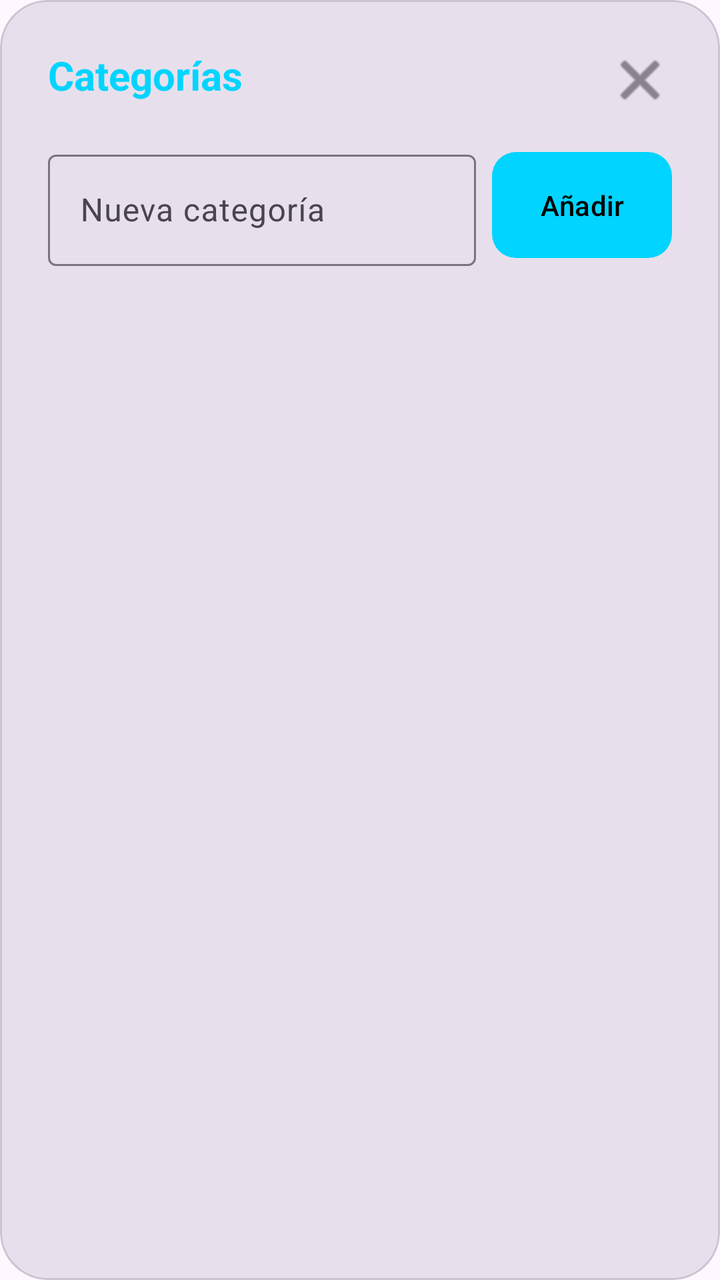
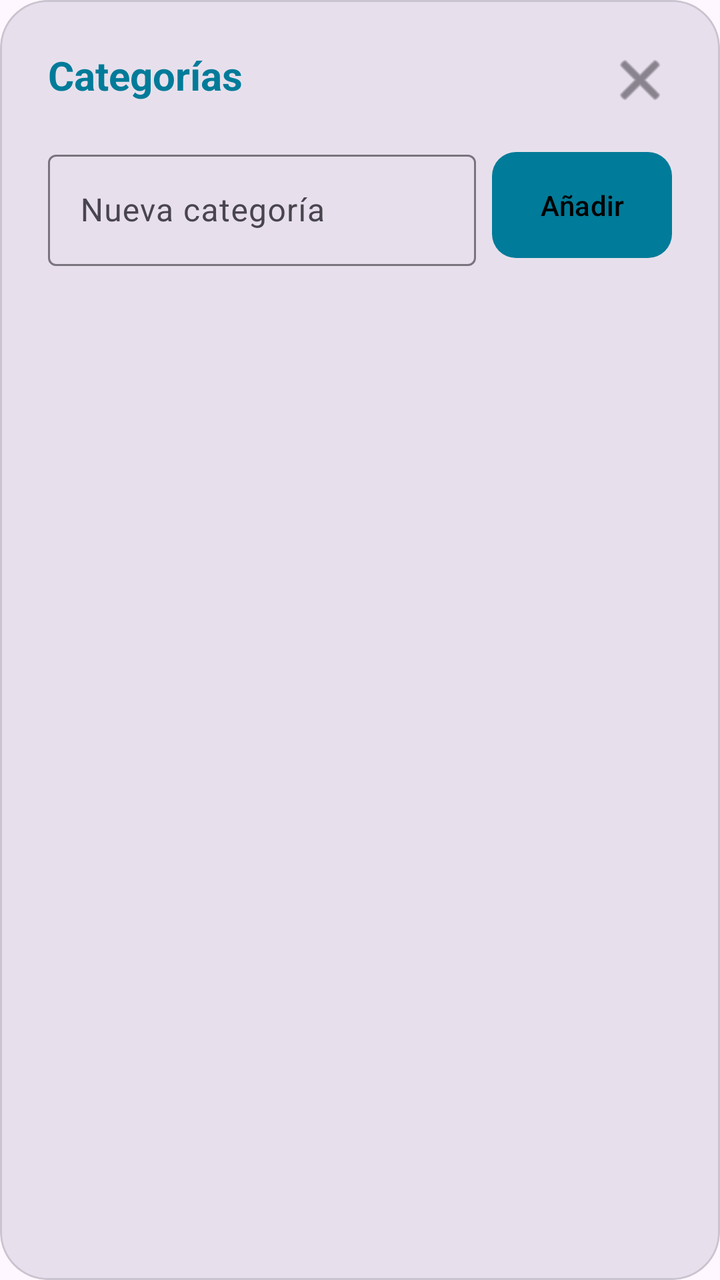

An Android layout rendered at two revisions. The XML below is the earlier revision; the diff shows what the commit changed to produce the second picture.
<!-- AndroidManifest.xml: application theme Theme.StudiOS -->
<!-- res/layout/finanzas_dialogo_categorias.xml -->
<?xml version="1.0" encoding="utf-8"?>
<layout xmlns:android="http://schemas.android.com/apk/res/android"
    xmlns:app="http://schemas.android.com/apk/res-auto">
    <com.google.android.material.card.MaterialCardView
        android:layout_width="match_parent"
        android:layout_height="wrap_content"
        app:cardBackgroundColor="?attr/colorSurfaceVariant"
        app:cardCornerRadius="24dp">

        <LinearLayout
            android:layout_width="match_parent"
            android:layout_height="wrap_content"
            android:orientation="vertical"
            android:padding="24dp">

            <androidx.constraintlayout.widget.ConstraintLayout
                android:layout_width="match_parent"
                android:layout_height="wrap_content"
                android:layout_marginBottom="16dp">

                <TextView
                    android:layout_width="wrap_content"
                    android:layout_height="wrap_content"
                    android:text="Categorías"
                    android:textColor="@color/studios_cyan"
                    android:textSize="20sp"
                    android:textStyle="bold"
                    app:layout_constraintStart_toStartOf="parent"
                    app:layout_constraintTop_toTopOf="parent" />

                <ImageButton
                    android:id="@+id/btnCerrarCategorias"
                    android:layout_width="32dp"
                    android:layout_height="32dp"
                    android:background="?attr/selectableItemBackgroundBorderless"
                    android:src="@android:drawable/ic_menu_close_clear_cancel"
                    app:layout_constraintEnd_toEndOf="parent"
                    app:layout_constraintTop_toTopOf="parent"
                    app:tint="?attr/colorOnSurfaceVariant" />
            </androidx.constraintlayout.widget.ConstraintLayout>

            <LinearLayout
                android:layout_width="match_parent"
                android:layout_height="wrap_content"
                android:orientation="horizontal"
                android:layout_marginBottom="16dp">

                <com.google.android.material.textfield.TextInputLayout
                    style="@style/Widget.Material3.TextInputLayout.OutlinedBox"
                    android:layout_width="0dp"
                    android:layout_height="wrap_content"
                    android:layout_weight="1"
                    android:hint="Nueva categoría"
                    android:layout_marginEnd="8dp">
                    <com.google.android.material.textfield.TextInputEditText
                        android:id="@+id/etNuevaCategoria"
                        android:layout_width="match_parent"
                        android:layout_height="wrap_content"
                        android:inputType="textCapSentences" />
                </com.google.android.material.textfield.TextInputLayout>

                <com.google.android.material.button.MaterialButton
                    android:id="@+id/btnAnadirCategoria"
                    android:layout_width="wrap_content"
                    android:layout_height="match_parent"
                    android:text="Añadir"
                    app:backgroundTint="@color/studios_cyan"
                    android:textColor="@color/black"
                    app:cornerRadius="12dp" />
            </LinearLayout>

            <androidx.recyclerview.widget.RecyclerView
                android:id="@+id/rvCategorias"
                android:layout_width="match_parent"
                android:layout_height="300dp" />
        </LinearLayout>
    </com.google.android.material.card.MaterialCardView>
</layout>
<!-- resources referenced by this layout -->
<resources>
  <color name="black">#FF000000</color>
  <color name="studios_cyan">#00D4FF</color>
  <style name="Theme.StudiOS" parent="Base.Theme.StudiOS" />
  <style name="Base.Theme.StudiOS" parent="Theme.Material3.DayNight.NoActionBar">
          
          
      </style>
</resources>

<!-- the commit's change to res/layout/finanzas_dialogo_categorias.xml (unified diff, before → after) -->
@@ -22,7 +22,7 @@
                     android:layout_width="wrap_content"
                     android:layout_height="wrap_content"
                     android:text="Categorías"
-                    android:textColor="@color/studios_cyan"
+                    android:textColor="@color/studios_cyan_titulo"
                     android:textSize="20sp"
                     android:textStyle="bold"
                     app:layout_constraintStart_toStartOf="parent"
@@ -64,7 +64,7 @@
                     android:layout_width="wrap_content"
                     android:layout_height="match_parent"
                     android:text="Añadir"
-                    app:backgroundTint="@color/studios_cyan"
+                    app:backgroundTint="@color/studios_cyan_titulo"
                     android:textColor="@color/black"
                     app:cornerRadius="12dp" />
             </LinearLayout>
<!-- resource entries referenced after the edit -->
@@ -1,7 +1,7 @@
 <!-- resources referenced by this layout -->
 <resources>
   <color name="black">#FF000000</color>
-  <color name="studios_cyan">#00D4FF</color>
+  <color name="studios_cyan_titulo">#007B99</color>
   <style name="Theme.StudiOS" parent="Base.Theme.StudiOS" />
   <style name="Base.Theme.StudiOS" parent="Theme.Material3.DayNight.NoActionBar">
           
